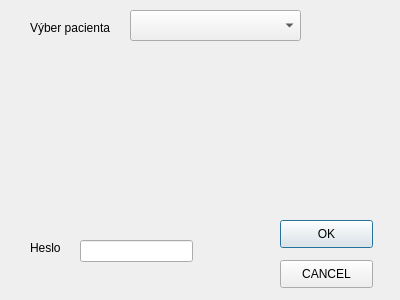
First picture: the form in gui/patientWindow.ui, repository PavolHradsky/PIS-bonus, before the edit.
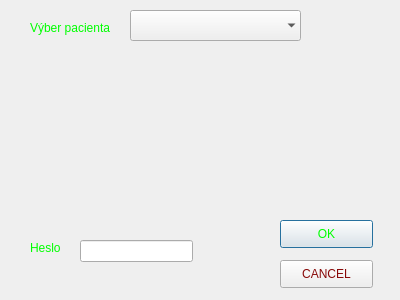
Second picture: the form after the edit.

What changed in the file:
```diff
--- a/gui/patientWindow.ui
+++ b/gui/patientWindow.ui
@@ -13,6 +13,14 @@
   <property name="windowTitle">
    <string>Dialog</string>
   </property>
+  <property name="autoFillBackground">
+   <bool>true</bool>
+  </property>
+  <property name="styleSheet">
+   <string notr="true">QDialog::titleBar {
+    background-color: black;
+}</string>
+  </property>
   <widget class="QComboBox" name="patientPicker">
    <property name="geometry">
     <rect>
@@ -22,6 +30,15 @@
      <height>31</height>
     </rect>
    </property>
+   <property name="autoFillBackground">
+    <bool>false</bool>
+   </property>
+   <property name="styleSheet">
+    <string notr="true">color: #000000;</string>
+   </property>
+   <property name="frame">
+    <bool>false</bool>
+   </property>
   </widget>
   <widget class="QLabel" name="patientPick">
    <property name="geometry">
@@ -32,6 +49,9 @@
      <height>16</height>
     </rect>
    </property>
+   <property name="styleSheet">
+    <string notr="true">color: #00FF00;</string>
+   </property>
    <property name="text">
     <string>Výber pacienta</string>
    </property>
@@ -45,6 +65,9 @@
      <height>16</height>
     </rect>
    </property>
+   <property name="styleSheet">
+    <string notr="true">color: #00FF00;</string>
+   </property>
    <property name="text">
     <string>Heslo</string>
    </property>
@@ -68,6 +91,12 @@
      <height>28</height>
     </rect>
    </property>
+   <property name="autoFillBackground">
+    <bool>true</bool>
+   </property>
+   <property name="styleSheet">
+    <string notr="true">color: #00FF00;</string>
+   </property>
    <property name="text">
     <string>OK</string>
    </property>
@@ -81,6 +110,12 @@
      <height>28</height>
     </rect>
    </property>
+   <property name="autoFillBackground">
+    <bool>true</bool>
+   </property>
+   <property name="styleSheet">
+    <string notr="true">color: #880808;</string>
+   </property>
    <property name="text">
     <string>CANCEL</string>
    </property>
```
Left out of the diff: 3 changed lines with no effect on the pictures.
